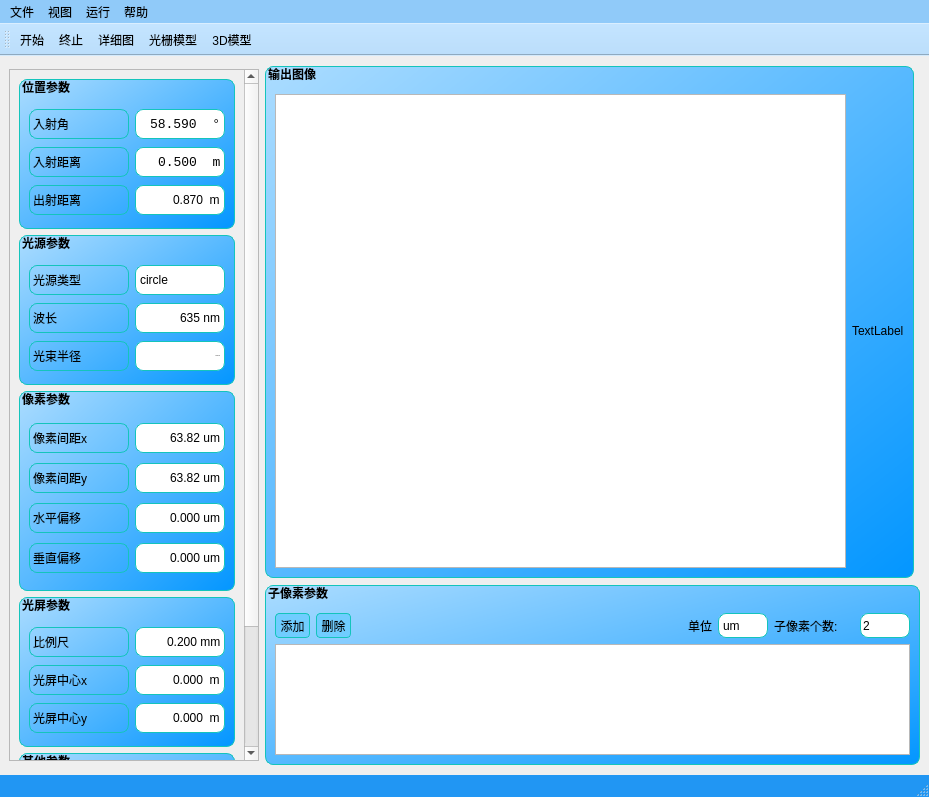
Above: mainwindow.ui from Jupiter2143/QtDiffractionSimulator before the change. Below: the same form after it.
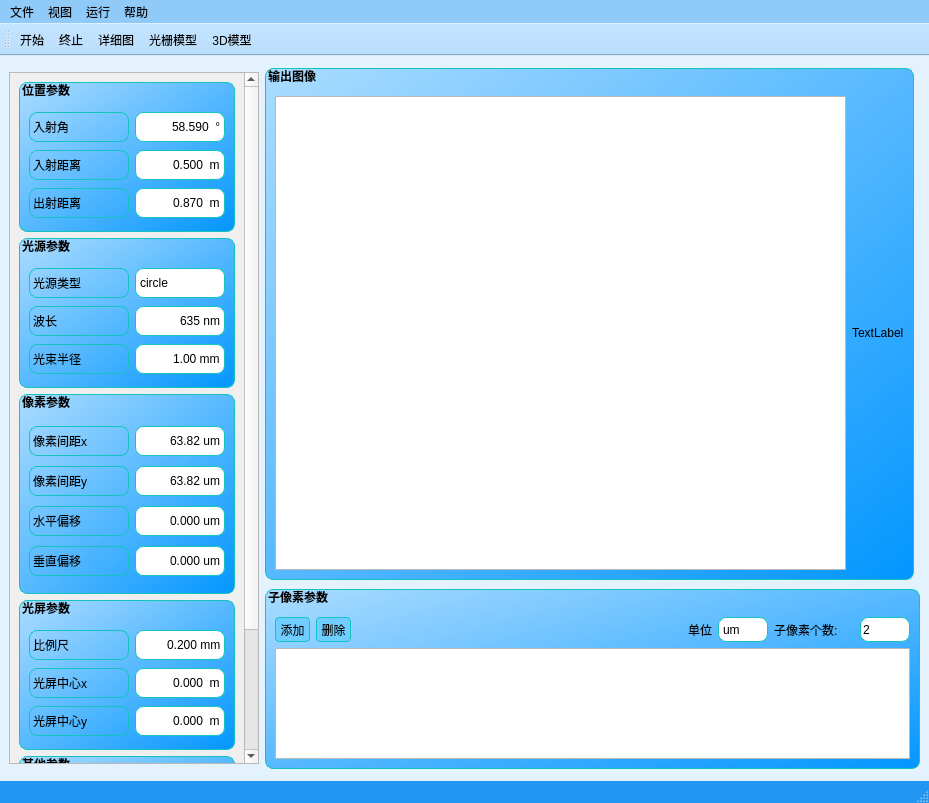
That is the form after the change. Icons and pictures are not drawn. Custom widgets are drawn as their Qt base class.

```diff
--- a/mainwindow.ui
+++ b/mainwindow.ui
@@ -7,7 +7,7 @@
     <x>0</x>
     <y>0</y>
     <width>929</width>
-    <height>797</height>
+    <height>803</height>
    </rect>
   </property>
   <property name="windowTitle">
@@ -18,10 +18,7 @@
     <normaloff>:/res/sourceDir/laser.png</normaloff>:/res/sourceDir/laser.png</iconset>
   </property>
   <property name="styleSheet">
-   <string notr="true">font-family: Consolas;
-font-size: 13px;
-
-QMainWindow {
+   <string notr="true">QMainWindow {
     background-color: #E3F2FD; /* 浅蓝色背景 */
 }
 
@@ -517,7 +514,7 @@
         <rect>
          <x>0</x>
          <y>0</y>
-         <width>236</width>
+         <width>245</width>
          <height>850</height>
         </rect>
        </property>
@@ -567,8 +564,7 @@
                 <enum>Qt::DefaultContextMenu</enum>
                </property>
                <property name="styleSheet">
-                <string notr="true">font-family: Consolas;
- font-size: 13px;</string>
+                <string notr="true"/>
                </property>
                <property name="alignment">
                 <set>Qt::AlignRight|Qt::AlignTrailing|Qt::AlignVCenter</set>
@@ -619,8 +615,7 @@
                 </size>
                </property>
                <property name="styleSheet">
-                <string notr="true">font-family: Consolas;
- font-size: 13px;</string>
+                <string notr="true"/>
                </property>
                <property name="alignment">
                 <set>Qt::AlignRight|Qt::AlignTrailing|Qt::AlignVCenter</set>
@@ -859,12 +854,6 @@
                  <height>16777215</height>
                 </size>
                </property>
-               <property name="font">
-                <font>
-                 <family>Consolas</family>
-                 <pointsize>-1</pointsize>
-                </font>
-               </property>
                <property name="styleSheet">
                 <string notr="true"/>
                </property>
@@ -874,12 +863,12 @@
                <property name="buttonSymbols">
                 <enum>QAbstractSpinBox::NoButtons</enum>
                </property>
+               <property name="prefix">
+                <string/>
+               </property>
                <property name="suffix">
                 <string> mm</string>
                </property>
-               <property name="decimals">
-                <number>3</number>
-               </property>
                <property name="value">
                 <double>1.000000000000000</double>
                </property>
```
Left out of the diff: 2 changed lines with no effect on the pictures.
